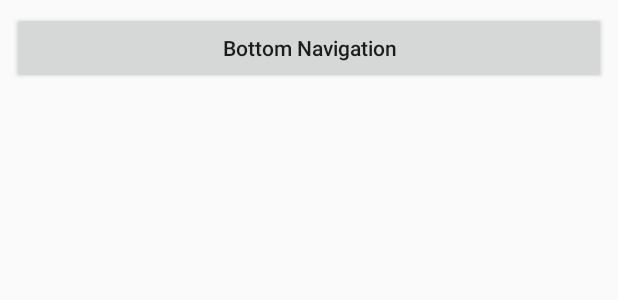
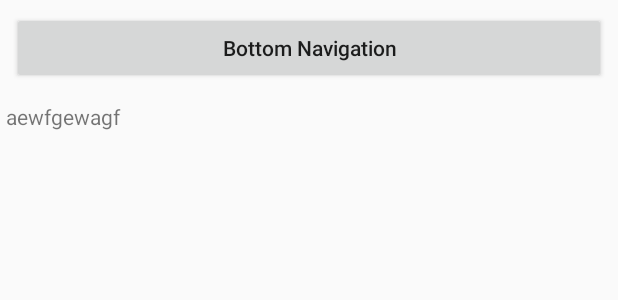
Before and after one commit to HermesHsieh/AndroidLab, an Android app: the layout activity_main.xml on its own in the app's theme, with its tools: preview values and no code run, on a phone screen of 412 x 824 dp. Shown: the top 300 px of the screen. Run offline under Robolectric (Android 15) with nearby library versions, the phone set to English and light mode, and no system bars.

Commit message:
Add info textview

```diff
--- a/app/src/main/res/layout/activity_main.xml
+++ b/app/src/main/res/layout/activity_main.xml
@@ -22,5 +22,13 @@
             android:textAllCaps="false"
             />
 
+        <android.support.v7.widget.AppCompatTextView
+            android:id="@+id/info"
+            android:layout_width="match_parent"
+            android:layout_height="wrap_content"
+            android:padding="4dp"
+            tools:text="aewfgewagf"
+            />
+
     </android.support.v7.widget.LinearLayoutCompat>
 </ScrollView>
```
